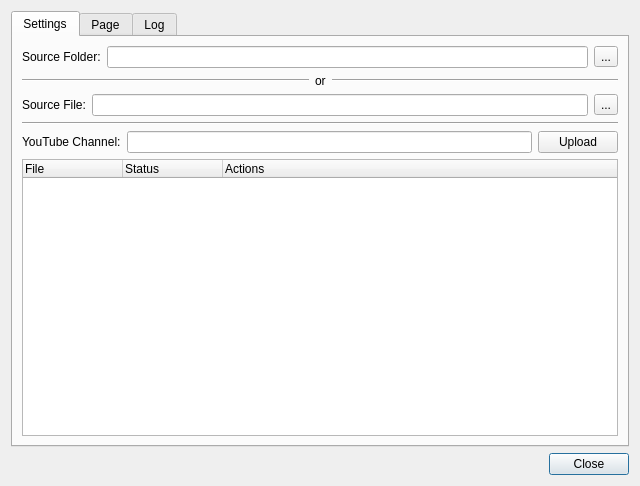
Qt form main_dialog.ui (DiPaolo/watchdog-yt-uploader) before a commit.
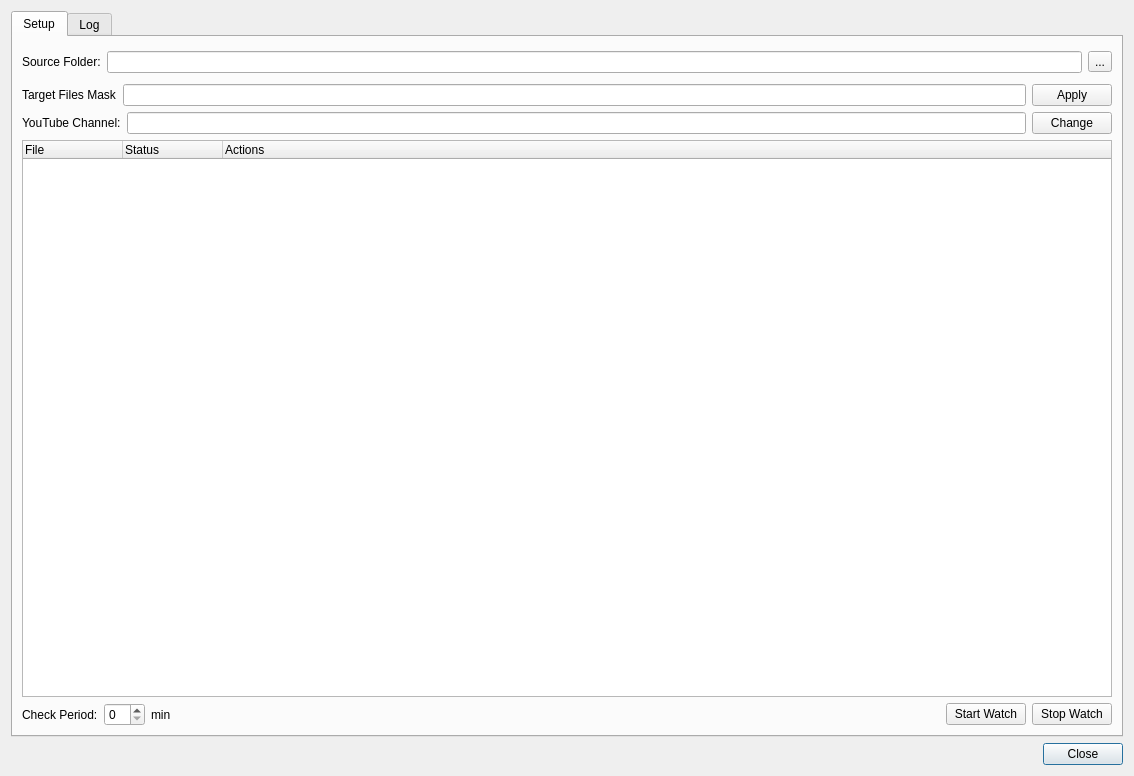
The same form after that commit.

Commit message: populate UI with the good stuff

Patch:
```diff
--- a/main_dialog.ui
+++ b/main_dialog.ui
@@ -6,8 +6,8 @@
    <rect>
     <x>0</x>
     <y>0</y>
-    <width>640</width>
-    <height>486</height>
+    <width>1134</width>
+    <height>776</height>
    </rect>
   </property>
   <property name="windowTitle">
@@ -37,11 +37,17 @@
      </property>
      <widget class="QWidget" name="tab">
       <attribute name="title">
-       <string>Settings</string>
+       <string>Setup</string>
       </attribute>
       <layout class="QGridLayout" name="gridLayout">
-       <item row="0" column="0" colspan="2">
+       <item row="0" column="0">
         <layout class="QHBoxLayout" name="horizontalLayout_2">
+         <property name="topMargin">
+          <number>5</number>
+         </property>
+         <property name="bottomMargin">
+          <number>5</number>
+         </property>
          <item>
           <widget class="QLabel" name="label">
            <property name="text">
@@ -61,12 +67,12 @@
          </item>
         </layout>
        </item>
-       <item row="2" column="0" colspan="2">
-        <layout class="QHBoxLayout" name="horizontalLayout_4">
+       <item row="1" column="0">
+        <layout class="QHBoxLayout" name="horizontalLayout_5">
          <item>
           <widget class="QLabel" name="label_4">
            <property name="text">
-            <string>Source File:</string>
+            <string>Target Files Mask</string>
            </property>
           </widget>
          </item>
@@ -74,23 +80,28 @@
           <widget class="QLineEdit" name="source_file"/>
          </item>
          <item>
-          <widget class="QToolButton" name="choose_source_file">
+          <widget class="QPushButton" name="apply_target_files_mask">
            <property name="text">
-            <string>...</string>
+            <string>Apply</string>
            </property>
           </widget>
          </item>
         </layout>
        </item>
-       <item row="3" column="0" colspan="2">
-        <widget class="Line" name="line_3">
-         <property name="orientation">
-          <enum>Qt::Horizontal</enum>
-         </property>
-        </widget>
-       </item>
-       <item row="4" column="0" colspan="2">
+       <item row="2" column="0">
         <layout class="QHBoxLayout" name="horizontalLayout">
+         <property name="spacing">
+          <number>-1</number>
+         </property>
+         <property name="leftMargin">
+          <number>0</number>
+         </property>
+         <property name="topMargin">
+          <number>0</number>
+         </property>
+         <property name="bottomMargin">
+          <number>0</number>
+         </property>
          <item>
           <widget class="QLabel" name="label_2">
            <property name="text">
@@ -100,6 +111,9 @@
          </item>
          <item>
           <widget class="QLineEdit" name="yt_channel_name">
+           <property name="enabled">
+            <bool>true</bool>
+           </property>
            <property name="readOnly">
             <bool>true</bool>
            </property>
@@ -108,14 +122,17 @@
          <item>
           <widget class="QPushButton" name="upload_media">
            <property name="text">
-            <string>Upload</string>
+            <string>Change</string>
            </property>
           </widget>
          </item>
         </layout>
        </item>
-       <item row="5" column="0" colspan="2">
+       <item row="3" column="0">
         <widget class="QTreeWidget" name="files_tree">
+         <attribute name="headerStretchLastSection">
+          <bool>true</bool>
+         </attribute>
          <column>
           <property name="text">
            <string>File</string>
@@ -133,44 +150,49 @@
          </column>
         </widget>
        </item>
-       <item row="1" column="0" colspan="2">
-        <layout class="QHBoxLayout" name="horizontalLayout_3">
+       <item row="4" column="0">
+        <layout class="QHBoxLayout" name="horizontalLayout_6">
          <item>
-          <widget class="Line" name="line">
-           <property name="sizePolicy">
-            <sizepolicy hsizetype="Expanding" vsizetype="Fixed">
-             <horstretch>0</horstretch>
-             <verstretch>0</verstretch>
-            </sizepolicy>
+          <widget class="QLabel" name="label_6">
+           <property name="text">
+            <string>Check Period:</string>
            </property>
-           <property name="orientation">
-            <enum>Qt::Horizontal</enum>
-           </property>
           </widget>
          </item>
          <item>
-          <widget class="QLabel" name="label_3">
-           <property name="sizePolicy">
-            <sizepolicy hsizetype="Minimum" vsizetype="Preferred">
-             <horstretch>0</horstretch>
-             <verstretch>0</verstretch>
-            </sizepolicy>
-           </property>
+          <widget class="QSpinBox" name="spinBox"/>
+         </item>
+         <item>
+          <widget class="QLabel" name="label_7">
            <property name="text">
-            <string>or</string>
+            <string>min</string>
            </property>
           </widget>
          </item>
          <item>
-          <widget class="Line" name="line_2">
-           <property name="sizePolicy">
-            <sizepolicy hsizetype="Expanding" vsizetype="Fixed">
-             <horstretch>0</horstretch>
-             <verstretch>0</verstretch>
-            </sizepolicy>
-           </property>
+          <spacer name="horizontalSpacer">
            <property name="orientation">
             <enum>Qt::Horizontal</enum>
+           </property>
+           <property name="sizeHint" stdset="0">
+            <size>
+             <width>40</width>
+             <height>20</height>
+            </size>
+           </property>
+          </spacer>
+         </item>
+         <item>
+          <widget class="QPushButton" name="start_watch">
+           <property name="text">
+            <string>Start Watch</string>
+           </property>
+          </widget>
+         </item>
+         <item>
+          <widget class="QPushButton" name="stop_watch">
+           <property name="text">
+            <string>Stop Watch</string>
            </property>
           </widget>
          </item>
@@ -178,11 +200,6 @@
        </item>
       </layout>
      </widget>
-     <widget class="QWidget" name="tab_3">
-      <attribute name="title">
-       <string>Page</string>
-      </attribute>
-     </widget>
      <widget class="QWidget" name="tab_2">
       <attribute name="title">
        <string>Log</string>
```
Left out of the diff: 18 changed lines with no effect on the pictures. The commit also changes 3 other files.
